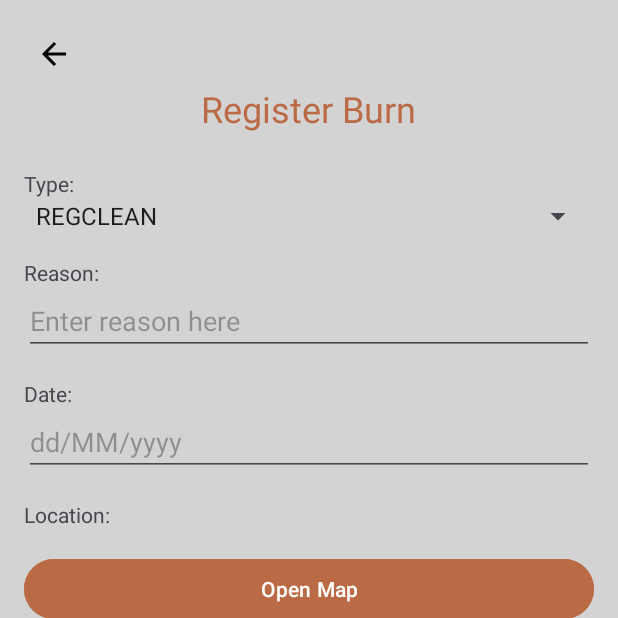
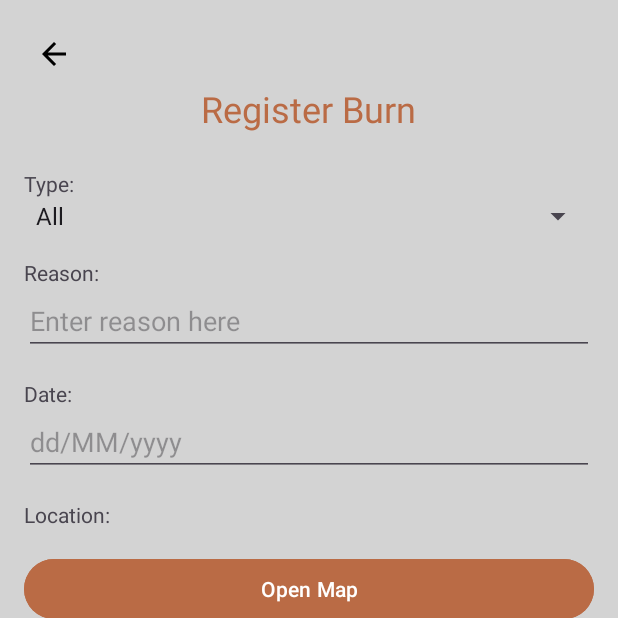
Before and after one commit to AAVANDRE10/ChamaSeguraAPP, an Android app: the fragment_new_burn screen opened through its navigation route, on a phone screen of 412 x 824 dp, the top half of it. Run offline under Robolectric (Android 15) with nearby library versions, the phone set to English and light mode, and no system bars; our stand-ins replace navigation-ui; pictures from the network do not load.

Commit message:
update strings burn types

```diff
--- a/app/src/main/res/values/strings.xml
+++ b/app/src/main/res/values/strings.xml
@@ -15,6 +15,7 @@
     <string name="profile_updated_success">Profile updated successfully.</string>
     <string name="error_user_id_extraction">Error recognizing the user. Log in again.</string>
     <string-array name="burn_types">
+        <item>All</item>
         <item>REGCLEAN</item>
         <item>PARTICULAR</item>
     </string-array>
```
Also changed, not shown: 1 other file.
